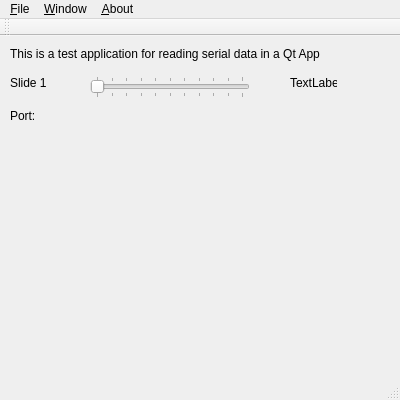
This is mainwindow.ui in michaelsikora/NetSol as Qt 5 draws it before an edit. The edited form follows.
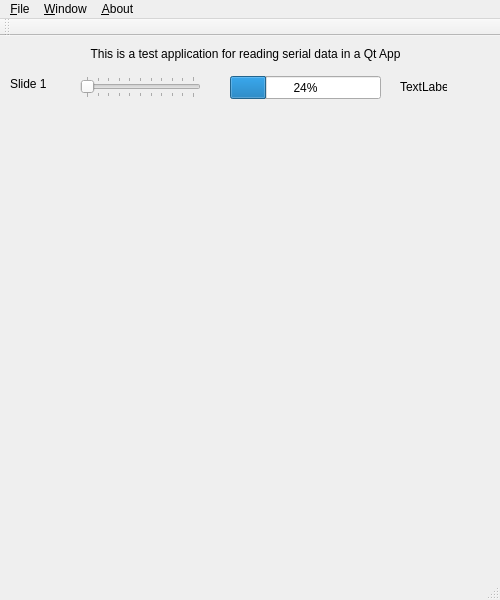
This is the edited form.

The edit to the form file:
```diff
--- a/mainwindow.ui
+++ b/mainwindow.ui
@@ -6,20 +6,20 @@
    <rect>
     <x>0</x>
     <y>0</y>
-    <width>400</width>
-    <height>400</height>
+    <width>500</width>
+    <height>600</height>
    </rect>
   </property>
   <property name="minimumSize">
    <size>
-    <width>400</width>
-    <height>400</height>
+    <width>500</width>
+    <height>600</height>
    </size>
   </property>
   <property name="maximumSize">
    <size>
-    <width>400</width>
-    <height>400</height>
+    <width>500</width>
+    <height>600</height>
    </size>
   </property>
   <property name="windowTitle">
@@ -31,20 +31,23 @@
      <rect>
       <x>10</x>
       <y>10</y>
-      <width>341</width>
+      <width>471</width>
       <height>16</height>
      </rect>
     </property>
     <property name="text">
      <string>This is a test application for reading serial data in a Qt App</string>
     </property>
+    <property name="alignment">
+     <set>Qt::AlignCenter</set>
+    </property>
    </widget>
    <widget class="QSlider" name="horizontalSlider">
     <property name="geometry">
      <rect>
-      <x>90</x>
+      <x>80</x>
       <y>40</y>
-      <width>160</width>
+      <width>121</width>
       <height>22</height>
      </rect>
     </property>
@@ -67,7 +70,7 @@
       <x>10</x>
       <y>40</y>
       <width>47</width>
-      <height>13</height>
+      <height>16</height>
      </rect>
     </property>
     <property name="text">
@@ -77,10 +80,10 @@
    <widget class="QLabel" name="volumeLabel">
     <property name="geometry">
      <rect>
-      <x>290</x>
+      <x>400</x>
       <y>40</y>
       <width>47</width>
-      <height>13</height>
+      <height>21</height>
      </rect>
     </property>
     <property name="text">
@@ -91,24 +94,24 @@
     <property name="geometry">
      <rect>
       <x>10</x>
-      <y>100</y>
-      <width>371</width>
-      <height>241</height>
+      <y>140</y>
+      <width>481</width>
+      <height>401</height>
      </rect>
     </property>
     <layout class="QVBoxLayout" name="verticalLayout"/>
    </widget>
-   <widget class="QLabel" name="m_status">
+   <widget class="QProgressBar" name="progressExample">
     <property name="geometry">
      <rect>
-      <x>10</x>
-      <y>70</y>
-      <width>47</width>
-      <height>20</height>
+      <x>230</x>
+      <y>40</y>
+      <width>151</width>
+      <height>23</height>
      </rect>
     </property>
-    <property name="text">
-     <string>Port: </string>
+    <property name="value">
+     <number>24</number>
     </property>
    </widget>
   </widget>
@@ -117,7 +120,7 @@
     <rect>
      <x>0</x>
      <y>0</y>
-     <width>400</width>
+     <width>500</width>
      <height>21</height>
     </rect>
    </property>
```
Left out of the diff: 10 changed lines with no effect on the pictures.
